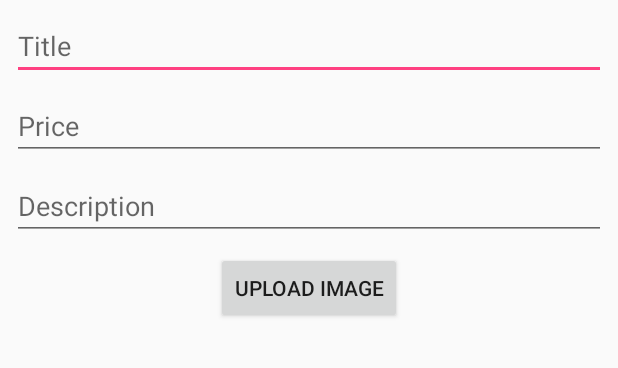
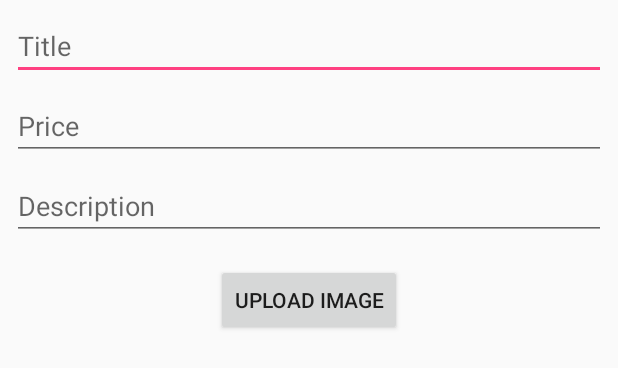
Before and after one commit to kelvinator07/TravelNigeria, an Android app: the layout activity_deal.xml on its own in the app's theme, with its tools: preview values and no code run, on a phone screen of 412 x 824 dp. Shown: the top 368 px of the screen. Run offline under Robolectric (Android 15) with nearby library versions, the phone set to English and light mode, and no system bars.

Commit message:
Refactored And Added Comments...

```diff
--- a/app/build.gradle
+++ b/app/build.gradle
@@ -26,11 +26,12 @@ dependencies {
     testImplementation 'junit:junit:4.12'
     androidTestImplementation 'androidx.test:runner:1.1.0-alpha4'
     androidTestImplementation 'androidx.test.espresso:espresso-core:3.1.0-alpha4'
+    implementation 'androidx.recyclerview:recyclerview:1.0.0'
 
+    // Firebase Dependencies
     implementation 'com.firebaseui:firebase-ui-auth:4.3.1'
     implementation 'com.google.firebase:firebase-database:16.0.1'
     implementation 'com.google.firebase:firebase-storage:16.0.1'
-    implementation 'androidx.recyclerview:recyclerview:1.0.0'
 
     // Picasso Dependency For Images
     implementation 'com.squareup.picasso:picasso:2.71828'
--- a/app/src/main/java/com/geekykel/travelnigeria/TravelDeal.java
+++ b/app/src/main/java/com/geekykel/travelnigeria/TravelDeal.java
@@ -3,7 +3,8 @@ package com.geekykel.travelnigeria;
 import java.io.Serializable;
 
 /**
- * Created by GeekyKel on 8/2/2019
+ * Created by Geeky Kelvin on 8/2/2019.
+ * Email: Kelvinator4leo@gmail.com
  */
 public class TravelDeal implements Serializable {
 
--- a/app/src/main/res/layout/activity_deal.xml
+++ b/app/src/main/res/layout/activity_deal.xml
@@ -14,7 +14,7 @@
         android:layout_marginStart="8dp"
         android:layout_marginTop="8dp"
         android:layout_marginEnd="8dp"
-        android:hint="Title"
+        android:hint="@string/deal_title"
         app:layout_constraintEnd_toEndOf="parent"
         app:layout_constraintStart_toStartOf="parent"
         app:layout_constraintTop_toTopOf="parent" />
@@ -26,7 +26,7 @@
         android:layout_marginStart="8dp"
         android:layout_marginTop="8dp"
         android:layout_marginEnd="8dp"
-        android:hint="Price"
+        android:hint="@string/deal_price"
         android:inputType="number"
         app:layout_constraintEnd_toEndOf="parent"
         app:layout_constraintStart_toStartOf="parent"
@@ -39,7 +39,7 @@
         android:layout_marginStart="8dp"
         android:layout_marginTop="8dp"
         android:layout_marginEnd="8dp"
-        android:hint="Description"
+        android:hint="@string/deal_description"
         app:layout_constraintEnd_toEndOf="parent"
         app:layout_constraintStart_toStartOf="parent"
         app:layout_constraintTop_toBottomOf="@+id/editTextPrice" />
@@ -50,8 +50,8 @@
         android:layout_height="wrap_content"
         android:layout_marginEnd="8dp"
         android:layout_marginStart="8dp"
-        android:layout_marginTop="8dp"
-        android:text="Upload Image"
+        android:layout_marginTop="16dp"
+        android:text="@string/upload_image"
         app:layout_constraintEnd_toEndOf="parent"
         app:layout_constraintStart_toStartOf="parent"
         app:layout_constraintTop_toBottomOf="@+id/editTextDescription" />
@@ -62,7 +62,9 @@
         android:layout_height="wrap_content"
         android:layout_marginEnd="8dp"
         android:layout_marginStart="8dp"
-        android:layout_marginTop="8dp"
+        android:layout_marginTop="16dp"
+        android:layout_marginRight="8dp"
+        android:layout_marginLeft="8dp"
         app:layout_constraintEnd_toEndOf="parent"
         app:layout_constraintStart_toStartOf="parent"
         app:layout_constraintTop_toBottomOf="@+id/uploadImageBtn"
--- a/app/src/main/res/menu/menu_main.xml
+++ b/app/src/main/res/menu/menu_main.xml
@@ -11,7 +11,7 @@
     <item
         android:id="@+id/logout_menu"
         android:orderInCategory="100"
-        android:title="Logout"
+        android:title="@string/logout_menu"
         app:showAsAction="never" />
 
 
--- a/app/src/main/res/values/strings.xml
+++ b/app/src/main/res/values/strings.xml
@@ -4,4 +4,9 @@
     <string name="save_menu">Save</string>
     <string name="delete">Delete Deal</string>
     <string name="insert">New Travel deal</string>
+    <string name="deal_title">Title</string>
+    <string name="deal_price">Price</string>
+    <string name="deal_description">Description</string>
+    <string name="upload_image">Upload Image</string>
+    <string name="logout_menu">Logout</string>
 </resources>
```
Also changed, not shown: app/src/main/java/com/geekykel/travelnigeria/DealActivity.java (+30 -24 lines), app/src/main/java/com/geekykel/travelnigeria/FirebaseUtil.java (+12 -5 lines), app/src/main/java/com/geekykel/travelnigeria/MainActivity.java (+5 -18 lines), app/src/main/java/com/geekykel/travelnigeria/TravelDealAdapter.java (+10 -8 lines).
